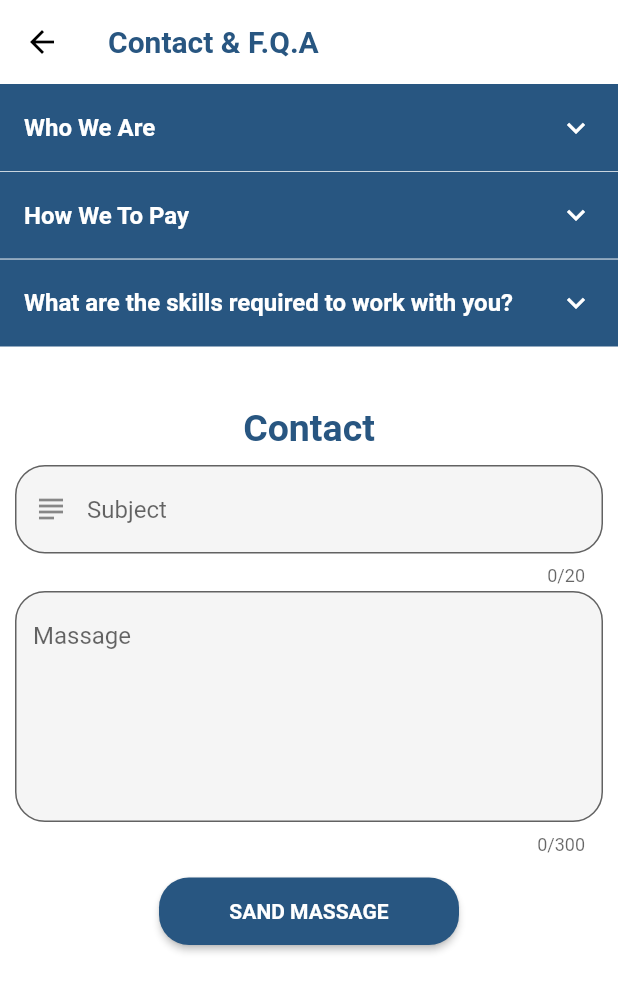
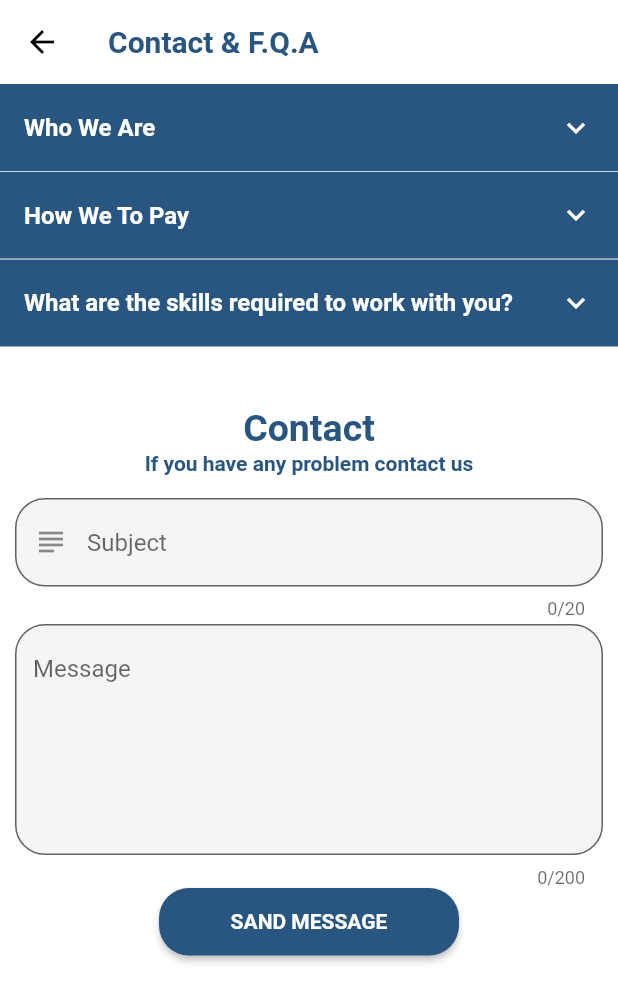
Before and after one commit to muhammedkado/kado_jop_app, a Flutter app: the ContactScreen screen opened directly, on a phone screen of 412 x 824 dp. Shown: the top 1002 px of the screen. Run offline on Flutter 3.47's test engine with Material 2 defaults, Android fonts, the phone set to English and light mode, and no system bars; our stand-ins replace bloc, carousel_pro_nullsafety, carousel_slider, cloud_firestore, conditional_builder_null_safety, firebase_auth and 6 more; missing offline and left inert: country_list_pick; accounts and stored records are empty.

Commit message:
finish building contact screen

```diff
--- a/lib/Model/contact_model.dart
+++ b/lib/Model/contact_model.dart
@@ -1,33 +1,31 @@
-class ContactModel{
-
+class ContactModel {
   String? subject;
-  String? massage;
+  String? message;
   String? email;
+  String? phone;
   String? name;
   ContactModel({
-required this.email,
+    required this.email,
     required this.name,
+    required this.phone,
     required this.subject,
-    required this.massage,
+    required this.message,
   });
-  ContactModel.fromJson(Map<String,dynamic> json)
-  {
+  ContactModel.fromJson(Map<String, dynamic> json) {
     name=json['name'];
     email=json['email'];
-  subject=json['subject'];
-  massage=json['massage'];
+    phone=json['phone'];
+    subject = json['subject'];
+    message = json['massage'];
   }
 
   Map<String, dynamic> toMap() {
     return {
-
       'subject': subject,
-      'massage': massage,
+      'massage': message,
       'name': name,
       'email': email,
+      'phone': phone,
     };
   }
-
-
-
 }
--- a/lib/modules/setting/contact/contact_screen.dart
+++ b/lib/modules/setting/contact/contact_screen.dart
@@ -2,8 +2,11 @@ import 'package:flutter/material.dart';
 import 'package:flutter_bloc/flutter_bloc.dart';
 import 'package:kadojopapp/Model/shar.dart';
 import 'package:kadojopapp/components/components.dart';
+import 'package:kadojopapp/layout/cubit/cubit.dart';
 import 'package:kadojopapp/modules/setting/contact/cubit/cubit.dart';
 import 'package:kadojopapp/modules/setting/contact/cubit/states.dart';
+import 'package:kadojopapp/shard/components/componentes.dart';
+import 'package:kadojopapp/shard/styles/colors.dart';
 
 class ContactScreen extends StatelessWidget {
   ContactScreen({Key? key}) : super(key: key);
@@ -11,12 +14,14 @@ class ContactScreen extends StatelessWidget {
   var subjectController = TextEditingController();
   var massgController = TextEditingController();
 
+
   @override
   Widget build(BuildContext context) {
     return BlocProvider(
         create: (context) => ContactCubit(),
         child: BlocConsumer<ContactCubit, ContactState>(
             builder: (context, state) {
+              var Homecubits=HomeCubit.get(context).userModel!;
               return Scaffold(
                 appBar: AppBar(
                   title: const Text('Contact & F.Q.A'),
@@ -41,6 +46,7 @@ class ContactScreen extends StatelessWidget {
                         ),
                         children: [
                           Text(
+
                             'We are a company that aims to provide jobs for people who want to provide them with additional income and help individuals develop their skills and professional backgrounds We also provide applicants with training to help them facilitate their work throughout their time working with us.',
                             style: TextStyle(color: TextColors),
                           )
@@ -129,7 +135,14 @@ class ContactScreen extends StatelessWidget {
                                       fontSize: 25),
                                 ),
                                 const SizedBox(
-                                  height: 10,
+                                  height: 1,
+                                ),
+                                const Text('If you have any problem contact us',style: TextStyle(
+                                  fontSize: 14,
+                                  color: defaultColor,fontWeight: FontWeight.bold
+                                ),),
+                                const SizedBox(
+                                  height: 15,
                                 ),
                                 defoutformfield(
                                     validator: (value) {
@@ -146,39 +159,53 @@ class ContactScreen extends StatelessWidget {
                                 const SizedBox(
                                   height: 3,
                                 ),
+
                                 TextFormField(
                                     controller: massgController,
-                                    maxLength: 300,
+                                    maxLength: 200,
                                     maxLines: 6,
                                     keyboardType: TextInputType.text,
                                     textAlignVertical: TextAlignVertical.top,
                                     decoration: InputDecoration(
                                         filled: true,
-                                        labelText: "Massage",
+                                        labelText: "Message",
                                         alignLabelWithHint: true,
                                         border: OutlineInputBorder(
                                             borderRadius:
                                                 BorderRadius.circular(20)))),
-                                const SizedBox(
-                                  height: 15,
-                                ),
+
                                 defoultButtun(
-                                  text: 'Sand Massage',
+                                  text: 'Sand Message',
                                   function: () {
-                                    ContactCubit.get(context).saveMassage(
-                                      massage: massgController.text,
+
+                                    ContactCubit.get(context).saveMessage(
+                                      email: Homecubits.email!,
+                                      name: Homecubits.name!,
+                                      phone: Homecubits.phone!,
+                                      message: massgController.text,
                                       subject: subjectController.text,
                                     );
                                   },
                                 ),
+
+
+
+
                               ]),
                         ),
-                      )
+                      ),
+                     const SizedBox(
+                        height: 15,
+                      ),
                     ],
                   ),
                 ),
               );
             },
-            listener: (context, state) {}));
+            listener: (context, state) {
+              if (state is MessageSaveSuccessesState){
+                ShowTost(msg: 'Message has been sent', state: TostState.SUCCESS);
+              }
+            }));
   }
 }
--- a/lib/modules/setting/contact/cubit/cubit.dart
+++ b/lib/modules/setting/contact/cubit/cubit.dart
@@ -4,7 +4,6 @@ import 'package:flutter_bloc/flutter_bloc.dart';
 import 'package:kadojopapp/Model/contact_model.dart';
 import 'package:kadojopapp/Model/user_model.dart';
 import 'package:kadojopapp/modules/setting/contact/cubit/states.dart';
-import 'package:kadojopapp/shard/components/constants.dart';
 
 class ContactCubit extends Cubit<ContactState> {
   ContactCubit() : super(ContactInitialState());
@@ -33,33 +32,36 @@ class ContactCubit extends Cubit<ContactState> {
   */
   UserModel? userModel;
   ContactModel? contactModel;
-  saveMassage({
-    required String massage,
+  saveMessage({
+    required String message,
     required String subject,
+    required String email,
+    required String phone,
+    required String name,
   }) {
     ContactModel contactModel = ContactModel(
-      // name: contactModell!.name,
-      // email: contactModell!.email,
-      //  phone: contactModell!.phone,
-      massage: massage,
+      // name: contactModel!.name,
+       email: email,
+        name:name,
+      phone:phone,
+      message: message,
       subject: subject,
-      email: userModel!.email,
-      name: userModel!.name,
+
     );
-    print('massage= $massage');
+    print('massage= $message');
     print('subject= $subject');
-    print('contactModel.massage = ${contactModel.massage}');
+    print('contactModel.massage = ${contactModel.message}');
 
-    emit(MassageSaveLoadingState());
+    emit(MessageSaveLoadingState());
     FirebaseFirestore.instance
         .collection('contact')
-        .doc(uId)
+        .doc()
         .set(contactModel.toMap())
         .then((value) {
-      emit(MassageSaveSuccessesState());
+      emit(MessageSaveSuccessesState());
     }).catchError((Error) {
       print(Error.toString());
-      emit(MassageSaveErrorState(Error.toString()));
+      emit(MessageSaveErrorState(Error.toString()));
     });
   }
 }
--- a/lib/modules/setting/contact/cubit/states.dart
+++ b/lib/modules/setting/contact/cubit/states.dart
@@ -1,9 +1,9 @@
 abstract class ContactState {}
 class ContactInitialState extends ContactState{}
-class MassageSaveSuccessesState extends ContactState{}
-class MassageSaveLoadingState extends ContactState{}
-class MassageSaveErrorState extends ContactState{
+class MessageSaveSuccessesState extends ContactState{}
+class MessageSaveLoadingState extends ContactState{}
+class MessageSaveErrorState extends ContactState{
   final Error;
 
-  MassageSaveErrorState(this.Error);
+  MessageSaveErrorState(this.Error);
 }
```
